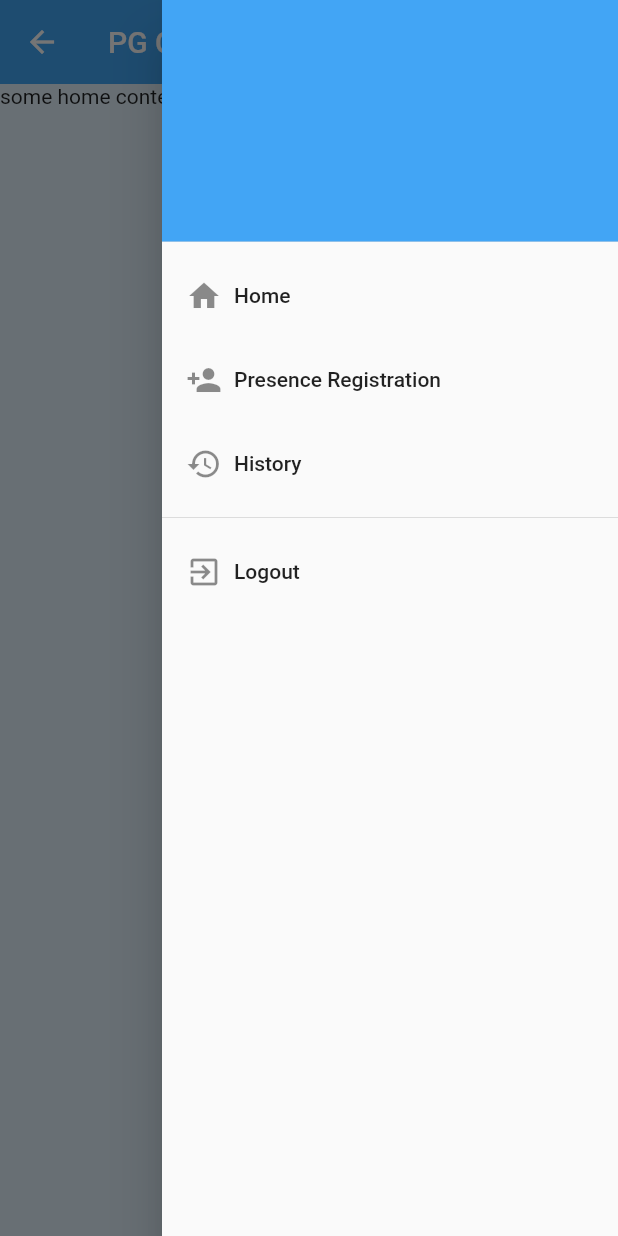
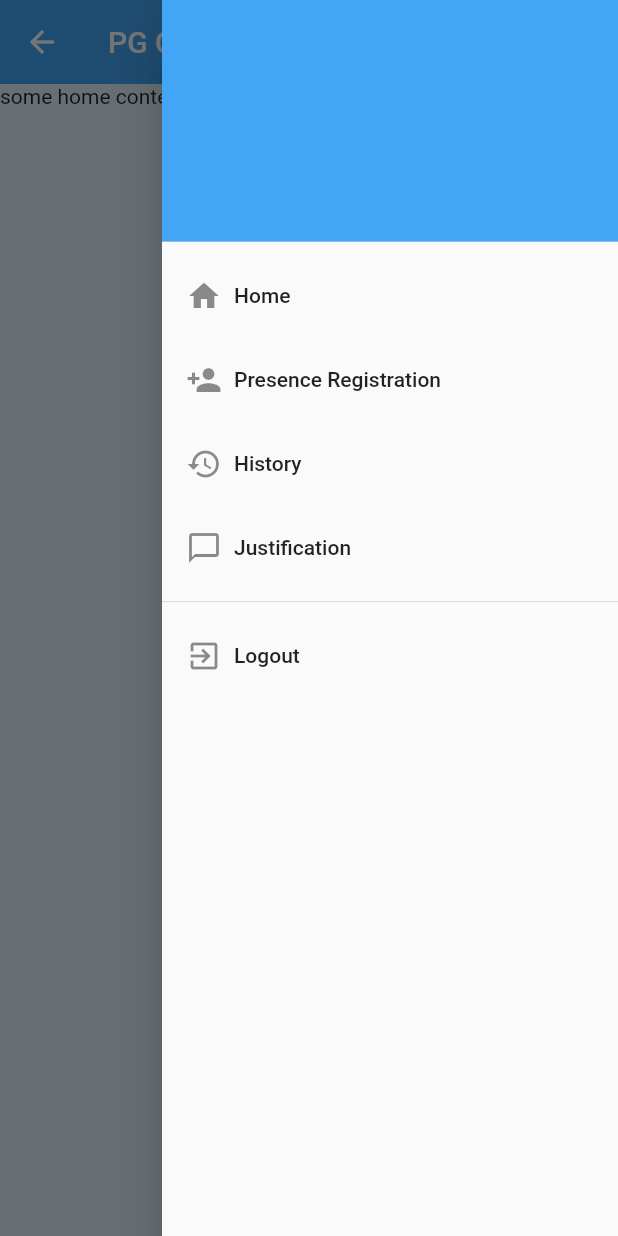
Before and after one commit to colombelli/pos-presenca, a Flutter app: the StudentHome screen opened directly, with the side drawer open, on a phone screen of 412 x 824 dp. Run offline on Flutter 3.47's test engine with Material 2 defaults, Android fonts, the phone set to English and light mode, and no system bars; our stand-ins replace cloud_firestore, firebase_auth, flutter_calendar_carousel, flutter_spinkit, qr_flutter; missing offline and left inert: barcode_scan; accounts and stored records are empty.

Commit message:
justification tab

```diff
--- a/lib/screens/student/student_home.dart
+++ b/lib/screens/student/student_home.dart
@@ -6,6 +6,7 @@ import 'package:pg_check/models/user.dart';
 import 'package:pg_check/shared/loading.dart';
 import 'package:pg_check/screens/student/presence_reg.dart';
 import 'package:pg_check/screens/student/history.dart';
+import 'package:pg_check/screens/student/justification.dart';
 
 
 class StudentHome extends StatefulWidget {
@@ -103,7 +104,11 @@ class _StudentHomeState extends State<StudentHome> {
               _createDrawerItem(
                 icon: Icons.history,
                 text: 'History',
-                newBodyWidget: new History(userInfo: widget.userInfo,)),//new Text("history here")),
+                newBodyWidget: new History(userInfo: widget.userInfo,)),
+              _createDrawerItem(
+                icon: Icons.chat_bubble_outline,
+                text: 'Justification',
+                newBodyWidget: new StudentAbsencesJustification(userInfo: widget.userInfo,)),
                 Divider(),
               _createLogoutDrawerItem()
           ],
```
